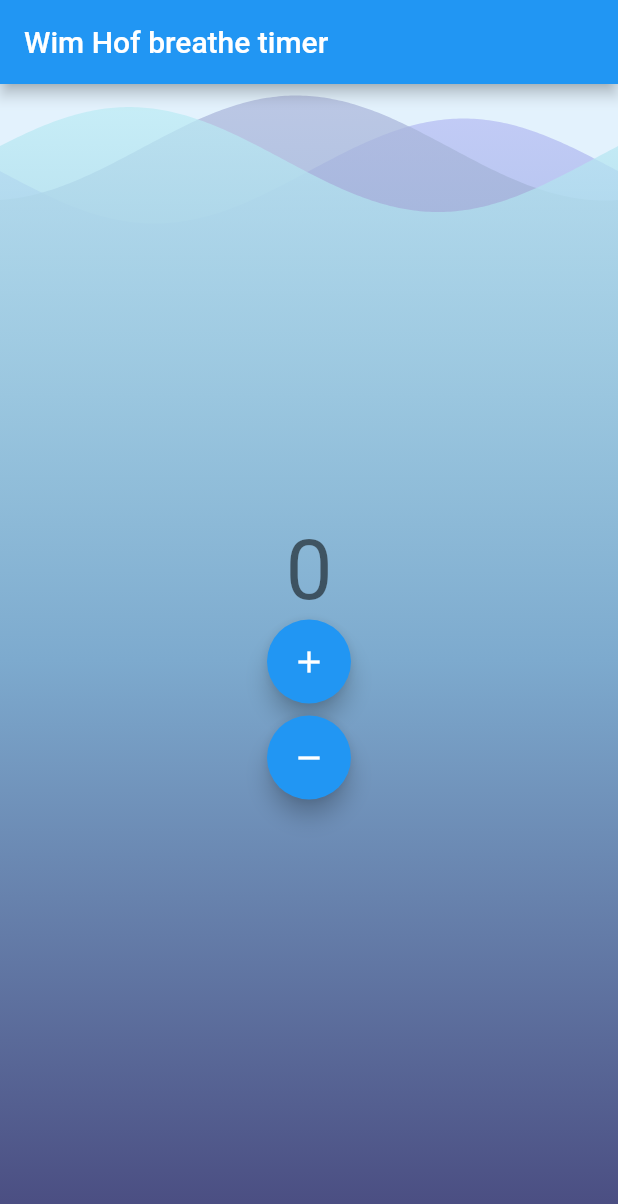
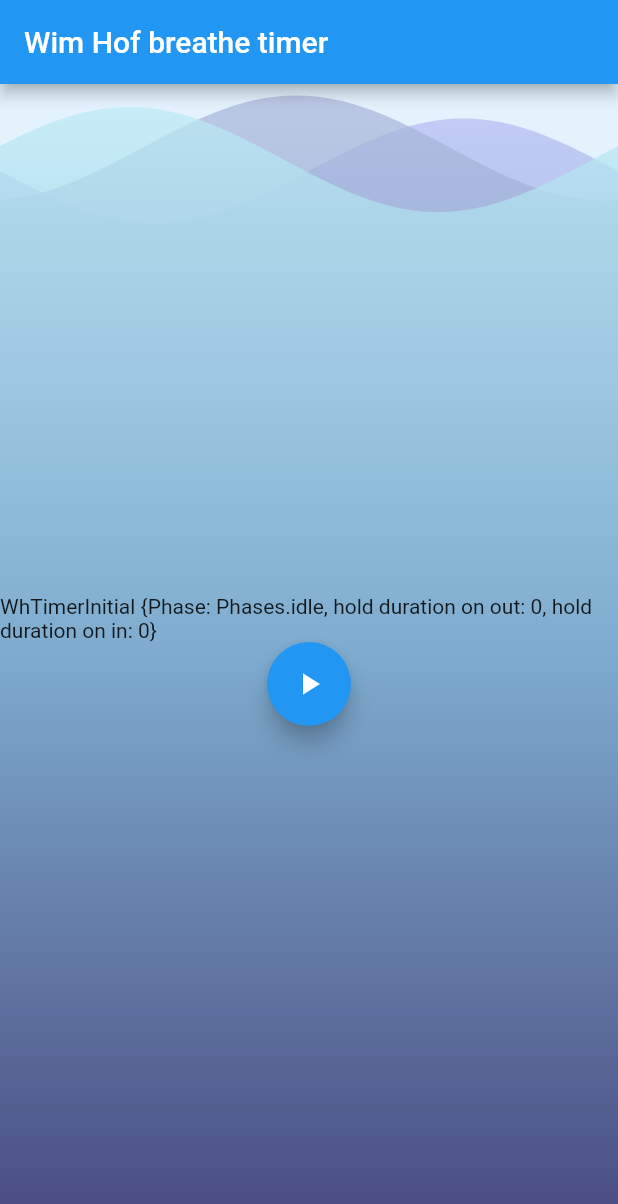
Before and after one commit to maxotto/flutter_breathe_timer, a Flutter app: the screen it shows after launch, on a phone screen of 412 x 824 dp. Shown: the top 1204 px of the screen. Run offline on Flutter 3.47's test engine with Material 2 defaults, Android fonts, the phone set to English and light mode, and no system bars; drawn by our look-alikes of wave; our stand-ins replace bloc, decimal, equatable, flutter_bloc.

Commit message:
feat: BLoC control stream works

```diff
--- a/lib/app.dart
+++ b/lib/app.dart
@@ -1,11 +1,11 @@
 import 'package:flutter/material.dart';
 
-import 'counter/counter.dart';
+import 'counter/wh_timer.dart';
 
 /// {@template counter_app}
 /// A [MaterialApp] which sets the `home` to [CounterPage].
 /// {@endtemplate}
-class CounterApp extends MaterialApp {
+class WHTimerApp extends MaterialApp {
   /// {@macro counter_app}
-  const CounterApp({Key key}) : super(key: key, home: const CounterPage());
+  const WHTimerApp({Key key}) : super(key: key, home: const WHTimerPage());
 }
--- a/lib/bloc/wh_timer_bloc.dart
+++ b/lib/bloc/wh_timer_bloc.dart
@@ -1,18 +1,80 @@
 import 'dart:async';
 
+import 'package:WimHofTimer/timer/timer.dart';
 import 'package:bloc/bloc.dart';
+import 'package:decimal/decimal.dart';
+import 'package:equatable/equatable.dart';
 import 'package:meta/meta.dart';
 
 part 'wh_timer_event.dart';
 part 'wh_timer_state.dart';
 
 class WhTimerBloc extends Bloc<WhTimerEvent, WhTimerState> {
-  WhTimerBloc() : super(WhTimerInitial());
+  final TickerMinus _tickerMinus;
+  final TickerPlus _tickerPlus;
+  StreamSubscription<int> _tickerPlusSubscription;
+  StreamSubscription<int> _tickerMinusSubscription;
+
+  // чтобы при закрытии блока автоматом закрывались и счетчики
+  @override
+  Future<void> close() {
+    _tickerPlusSubscription?.cancel();
+    _tickerMinusSubscription?.cancel();
+    return super.close();
+  }
+
+  // начальное состояние для BLoC
+
+  // передаем сюда также 2 наших счетчика для прямого и обратного счета
+  WhTimerBloc(
+      {@required TickerPlus tickerPlus, @required TickerMinus tickerMinus})
+      : assert(tickerPlus != null),
+        assert(tickerMinus != null),
+        _tickerPlus = tickerPlus,
+        _tickerMinus = tickerMinus,
+        super(WhTimerInitial(
+            Phases.idle, Decimal.parse('0'), Decimal.parse('0')));
 
   @override
   Stream<WhTimerState> mapEventToState(
     WhTimerEvent event,
   ) async* {
     // TODO: implement mapEventToState
+    if (event is WhTimerNextEvent) {
+      yield* _mapNextToState(event);
+    }
+    if (event is WhTimerResetEvent) {
+      yield WhTimerInitial(Phases.idle, Decimal.parse('0'), Decimal.parse('0'));
+    }
+  }
+
+  Stream<WhTimerState> _mapNextToState(WhTimerNextEvent nextEvent) async* {
+    print('nextEvent');
+    print(nextEvent.currentState);
+    // тут надо понять, где мы сейчас. В зависимости от этого оп разному назначать состояния и запускать разные счетчики.
+    Phases currentPhase = nextEvent.currentState.phase;
+    print(currentPhase);
+    switch (currentPhase) {
+      case Phases.idle:
+        print('goto from IDLE');
+        yield WhTimerInFirstHold(
+            Phases.holdOnOut, Decimal.parse('0'), Decimal.parse('0'));
+        break;
+      case Phases.breathe:
+        print('goto from BREATHE');
+        yield WhTimerInFirstHold(
+            Phases.holdOnOut, Decimal.parse('0'), Decimal.parse('0'));
+        break;
+      case Phases.holdOnOut:
+        print('goto from HOLD ON OUT');
+        yield WhTimerInSecondHold(
+            Phases.holdOnIn, Decimal.parse('0'), Decimal.parse('0'));
+        break;
+      case Phases.holdOnIn:
+        print('goto from HOLD ON IN');
+        yield WhTimerInBreathe(
+            Phases.breathe, Decimal.parse('0'), Decimal.parse('0'));
+        break;
+    }
   }
 }
--- a/lib/bloc/wh_timer_event.dart
+++ b/lib/bloc/wh_timer_event.dart
@@ -1,4 +1,27 @@
 part of 'wh_timer_bloc.dart';
 
 @immutable
-abstract class WhTimerEvent {}
+abstract class WhTimerEvent extends Equatable {
+  const WhTimerEvent();
+
+  @override
+  List<Object> get props => [];
+}
+
+class WhTimerNextEvent extends WhTimerEvent {
+  final WhTimerState currentState;
+
+  const WhTimerNextEvent({@required this.currentState});
+
+  @override
+  String toString() => 'WhTimerNextEvent {currentState = $currentState}';
+}
+
+class WhTimerResetEvent extends WhTimerEvent {
+  final WhTimerState currentState;
+
+  const WhTimerResetEvent({@required this.currentState});
+
+  @override
+  String toString() => 'WhTimerResetEvent {currentState = $currentState}';
+}
--- a/lib/bloc/wh_timer_state.dart
+++ b/lib/bloc/wh_timer_state.dart
@@ -1,6 +1,65 @@
 part of 'wh_timer_bloc.dart';
 
+enum Phases { idle, breathe, holdOnOut, holdOnIn }
+
 @immutable
-abstract class WhTimerState {}
+abstract class WhTimerState extends Equatable {
+  final Phases phase;
+  final Decimal holdOnOutDuration;
+  final Decimal holdOnInDuration;
 
-class WhTimerInitial extends WhTimerState {}
+  const WhTimerState(this.phase, this.holdOnOutDuration, this.holdOnInDuration);
+
+  @override
+  List<Object> get props => [phase, holdOnOutDuration, holdOnInDuration];
+}
+
+class WhTimerInitial extends WhTimerState {
+  const WhTimerInitial(
+      Phases phase, Decimal holdOnOutDuration, Decimal holdOnInDuration)
+      : super(phase, holdOnOutDuration, holdOnInDuration);
+
+  @override
+  String toString() =>
+      'WhTimerInitial {Phase: $phase, hold duration on out: $holdOnOutDuration, hold duration on in: $holdOnInDuration}';
+}
+
+class WhTimerInBreathe extends WhTimerState {
+  const WhTimerInBreathe(
+      Phases phase, Decimal holdOnOutDuration, Decimal holdOnInDuration)
+      : super(phase, holdOnOutDuration, holdOnInDuration);
+
+  @override
+  String toString() =>
+      'WhTimerInBreathe {Phase: $phase, hold duration on out: $holdOnOutDuration, hold duration on in: $holdOnInDuration}';
+}
+
+class WhTimerInFirstHold extends WhTimerState {
+  const WhTimerInFirstHold(
+      Phases phase, Decimal holdOnOutDuration, Decimal holdOnInDuration)
+      : super(phase, holdOnOutDuration, holdOnInDuration);
+
+  @override
+  String toString() =>
+      'WhTimerInFirstHold {Phase: $phase, hold duration on out: $holdOnOutDuration, hold duration on in: $holdOnInDuration}';
+}
+
+class WhTimerInSecondHold extends WhTimerState {
+  const WhTimerInSecondHold(
+      Phases phase, Decimal holdOnOutDuration, Decimal holdOnInDuration)
+      : super(phase, holdOnOutDuration, holdOnInDuration);
+
+  @override
+  String toString() =>
+      'WhTimerInSecondHold {Phase: $phase, hold duration on out: $holdOnOutDuration, hold duration on in: $holdOnInDuration}';
+}
+
+class WhTimerFinished extends WhTimerState {
+  const WhTimerFinished(
+      Phases phase, Decimal holdOnOutDuration, Decimal holdOnInDuration)
+      : super(phase, holdOnOutDuration, holdOnInDuration);
+
+  @override
+  String toString() =>
+      'WhTimerFinished {Phase: $phase, hold duration on out: $holdOnOutDuration, hold duration on in: $holdOnInDuration}';
+}
--- a/lib/counter_observer.dart
+++ b/lib/bloc_observer.dart
@@ -4,16 +4,16 @@ import 'package:bloc/bloc.dart';
 /// [BlocObserver] for the counter application which
 /// observes all [Cubit] state changes.
 /// {@endtemplate}
-class CounterObserver extends BlocObserver {
+class MyObserver extends BlocObserver {
   @override
   void onChange(Cubit cubit, Change change) {
-    print('${cubit.runtimeType} $change');
+    print('Говорит обсервер: ${cubit.runtimeType} $change');
     super.onChange(cubit, change);
   }
 
   @override
   void onTransition(Bloc bloc, Transition transition) {
-    print('${bloc.runtimeType} $transition');
+    print('Говорит обсервер: ${bloc.runtimeType} $transition');
     super.onTransition(bloc, transition);
   }
 }
--- a/lib/counter/view/counter_view.dart
+++ /dev/null
@@ -1,47 +0,0 @@
-import 'package:flutter/material.dart';
-import 'package:flutter_bloc/flutter_bloc.dart';
-
-import '../counter.dart';
-
-/// {@template counter_view}
-/// A [StatelessWidget] which reacts to the provided
-/// [CounterCubit] state and notifies it in response to user input.
-/// {@endtemplate}
-class CounterView extends StatelessWidget {
-  @override
-  Widget build(BuildContext context) {
-    final textTheme = Theme.of(context).textTheme;
-    return Column(
-      mainAxisAlignment: MainAxisAlignment.center,
-      crossAxisAlignment: CrossAxisAlignment.center,
-      children: <Widget>[
-        Center(
-          child: BlocBuilder<CounterBloc, int>(
-            builder: (context, state) {
-              return Text('$state', style: textTheme.headline2);
-            },
-          ),
-        ),
-        Column(
-          mainAxisAlignment: MainAxisAlignment.end,
-          crossAxisAlignment: CrossAxisAlignment.end,
-          children: <Widget>[
-            FloatingActionButton(
-              key: const Key('counterView_increment_floatingActionButton'),
-              child: const Icon(Icons.add),
-              onPressed: () =>
-                  context.read<CounterBloc>().add(CounterEvent.increment),
-            ),
-            const SizedBox(height: 8),
-            FloatingActionButton(
-              key: const Key('counterView_decrement_floatingActionButton'),
-              child: const Icon(Icons.remove),
-              onPressed: () =>
-                  context.read<CounterBloc>().add(CounterEvent.decrement),
-            ),
-          ],
-        ),
-      ],
-    );
-  }
-}
--- a/lib/counter/view/counter_page.dart
+++ b/lib/counter/view/wh_timer_page.dart
@@ -1,18 +1,20 @@
+import 'package:WimHofTimer/bloc/wh_timer_bloc.dart';
+import 'package:WimHofTimer/timer/timer.dart';
 import 'package:flutter/material.dart';
 import 'package:flutter_bloc/flutter_bloc.dart';
 import 'package:wave/config.dart';
 import 'package:wave/wave.dart';
 
-import '../counter.dart';
-import 'counter_view.dart';
+import '../wh_timer.dart';
+import 'wh_timer_view.dart';
 
 /// {@template counter_page}
 /// A [StatelessWidget] which is responsible for providing a
 /// [CounterCubit] instance to the [CounterView].
 /// {@endtemplate}
-class CounterPage extends StatelessWidget {
+class WHTimerPage extends StatelessWidget {
   /// {@macro counter_page}
-  const CounterPage({Key key}) : super(key: key);
+  const WHTimerPage({Key key}) : super(key: key);
 
   @override
   Widget build(BuildContext context) {
@@ -22,8 +24,9 @@ class CounterPage extends StatelessWidget {
         children: [
           Background(),
           BlocProvider(
-            create: (_) => CounterBloc(),
-            child: CounterView(),
+            create: (_) => WhTimerBloc(
+                tickerPlus: TickerPlus(), tickerMinus: TickerMinus()),
+            child: WHTimerView(),
           )
         ],
       ),
--- /dev/null
+++ b/lib/counter/view/wh_timer_view.dart
@@ -0,0 +1,122 @@
+import 'package:WimHofTimer/bloc/wh_timer_bloc.dart';
+import 'package:decimal/decimal.dart';
+import 'package:flutter/material.dart';
+import 'package:flutter_bloc/flutter_bloc.dart';
+
+import '../wh_timer.dart';
+
+/// {@template counter_view}
+/// A [StatelessWidget] which reacts to the provided
+/// [CounterCubit] state and notifies it in response to user input.
+/// {@endtemplate}
+class WHTimerView extends StatelessWidget {
+  @override
+  Widget build(BuildContext context) {
+    final textTheme = Theme.of(context).textTheme;
+    return Column(
+      mainAxisAlignment: MainAxisAlignment.center,
+      crossAxisAlignment: CrossAxisAlignment.center,
+      children: <Widget>[
+        Center(
+          child: BlocBuilder<WhTimerBloc, WhTimerState>(
+            builder: (context, state) {
+              return Text('$state');
+            },
+          ),
+        ),
+        BlocBuilder<WhTimerBloc, WhTimerState>(
+          buildWhen: (previousState, state) =>
+              state.runtimeType != previousState.runtimeType,
+          builder: (context, state) => Actions(),
+        ),
+        /*
+        Column(
+          mainAxisAlignment: MainAxisAlignment.end,
+          crossAxisAlignment: CrossAxisAlignment.end,
+          children: <Widget>[
+            FloatingActionButton(
+              key: const Key('counterView_next_floatingActionButton'),
+              child: const Icon(Icons.navigate_next_rounded),
+              onPressed: () =>
+                  context.read<WhTimerBloc>().add(WhTimerNextEvent()),
+            ),
+            FloatingActionButton(
+              key: const Key('counterView_reset_floatingActionButton'),
+              child: const Icon(Icons.reset_tv),
+              onPressed: () =>
+                  context.read<WhTimerBloc>().add(WhTimerResetEvent()),
+            ),
+          ],
+        ),*/
+      ],
+    );
+  }
+}
+
+class Actions extends StatelessWidget {
+  @override
+  Widget build(BuildContext context) {
+    return Column(
+      mainAxisAlignment: MainAxisAlignment.spaceEvenly,
+      children: _mapStateToActionButtons(
+        whTimerBloc: BlocProvider.of<WhTimerBloc>(context),
+      ),
+    );
+  }
+
+  List<Widget> _mapStateToActionButtons({
+    WhTimerBloc whTimerBloc,
+  }) {
+    final WhTimerState currentState = whTimerBloc.state;
+    final _resetButton = FloatingActionButton(
+      child: Icon(Icons.reset_tv),
+      onPressed: () =>
+          whTimerBloc.add(WhTimerResetEvent(currentState: currentState)),
+    );
+
+    print(currentState.toString());
+    if (currentState is WhTimerInitial) {
+      return [
+        FloatingActionButton(
+          child: Icon(Icons.play_arrow),
+          onPressed: () =>
+              whTimerBloc.add(WhTimerNextEvent(currentState: currentState)),
+        ),
+      ];
+    }
+    if (currentState is WhTimerInFirstHold) {
+      return [
+        FloatingActionButton(
+          child: Icon(Icons.play_arrow),
+          onPressed: () =>
+              whTimerBloc.add(WhTimerNextEvent(currentState: currentState)),
+        ),
+        SizedBox(height: 10),
+        _resetButton,
+      ];
+    }
+    if (currentState is WhTimerInSecondHold) {
+      return [
+        FloatingActionButton(
+          child: Icon(Icons.play_arrow),
+          onPressed: () =>
+              whTimerBloc.add(WhTimerNextEvent(currentState: currentState)),
+        ),
+        SizedBox(height: 10),
+        _resetButton,
+      ];
+    }
+    if (currentState is WhTimerInBreathe) {
+      return [
+        FloatingActionButton(
+          child: Icon(Icons.play_arrow),
+          onPressed: () =>
+              whTimerBloc.add(WhTimerNextEvent(currentState: currentState)),
+        ),
+        SizedBox(height: 10),
+        _resetButton,
+      ];
+    }
+    return [];
+  }
+}
--- a/lib/counter/counter.dart
+++ b/lib/counter/wh_timer.dart
@@ -1,3 +1,3 @@
 export 'cubit/counter_cubit.dart';
 export 'bloc/counter_bloc.dart';
-export 'view/counter_page.dart';
+export 'view/wh_timer_page.dart';
--- a/lib/main.dart
+++ b/lib/main.dart
@@ -2,11 +2,11 @@ import 'package:bloc/bloc.dart';
 import 'package:flutter/material.dart';
 
 import 'app.dart';
-import 'counter_observer.dart';
+import 'bloc_observer.dart';
 
 void main() {
   // эта штука нужна чтобы глобально отслеживать изменение состояний
-  Bloc.observer = CounterObserver();
+  Bloc.observer = MyObserver();
   //это запуск собственно приложеньки
-  runApp(const CounterApp());
+  runApp(const WHTimerApp());
 }
--- a/lib/timer/timer.dart
+++ b/lib/timer/timer.dart
@@ -1,6 +1,11 @@
-class Ticker {
+class TickerPlus {
   Stream<int> tick({int ticks}) {
-    return Stream.periodic(Duration(milliseconds: 100), (x) => ticks + x)
-        .take(ticks);
+    return Stream.periodic(Duration(seconds: 1), (x) => ticks + x).take(ticks);
   }
 }
+
+class TickerMinus {
+  Stream<int> tick({int ticks}) {
+    return Stream.periodic(Duration(seconds: 1), (x) => ticks - x).take(ticks);
+  }
+}
--- a/pubspec.yaml
+++ b/pubspec.yaml
@@ -14,6 +14,8 @@ dependencies:
   bloc: ^6.1.0
   flutter_bloc: ^6.1.0
   wave: ^0.1.0
+  equatable: ^1.2.5
+  decimal: ^0.3.0
 
 dev_dependencies:
   flutter_test:
```
Also changed, not shown: pubspec.lock, 4 other files.
